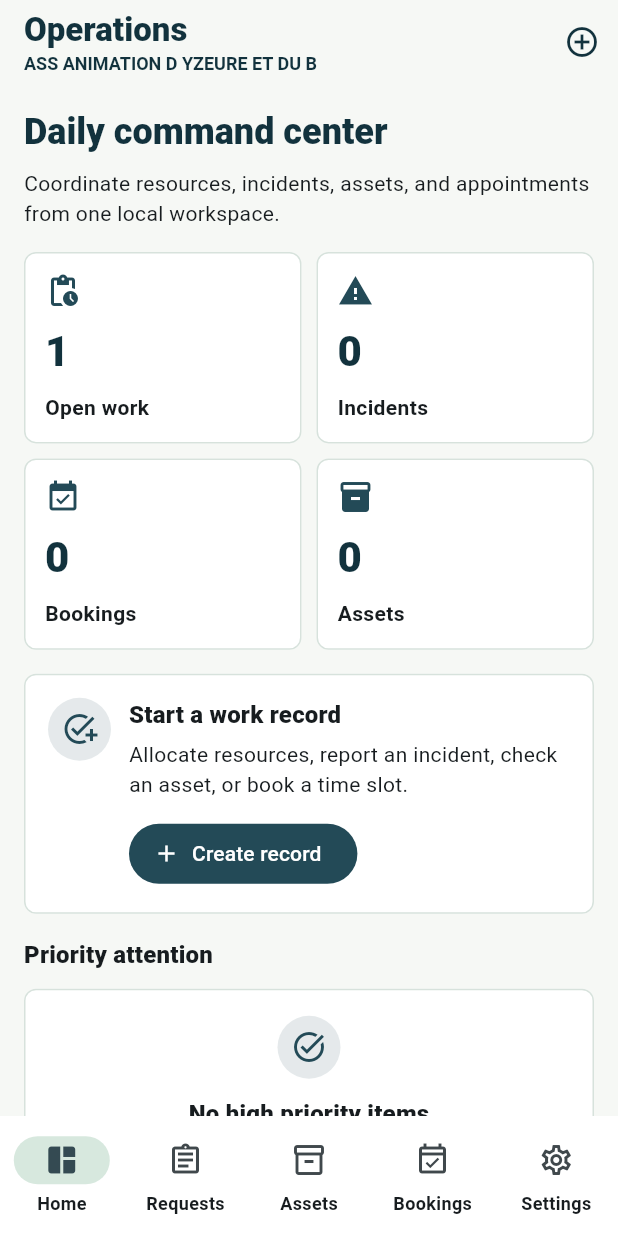
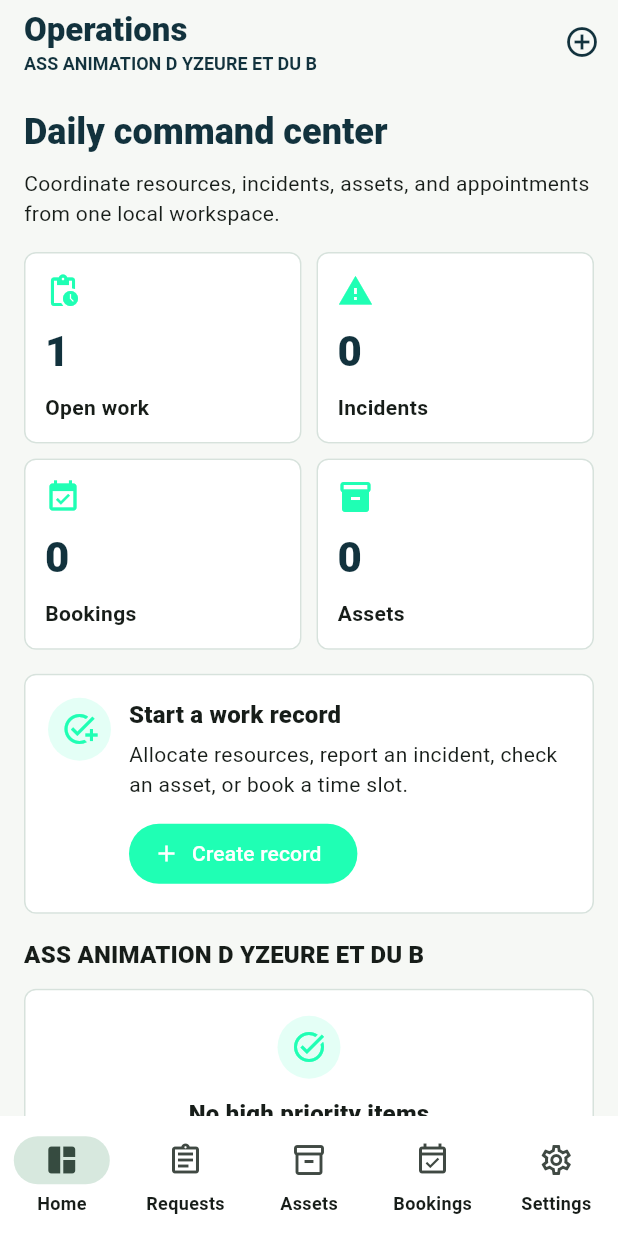
Before and after one commit to EOOrga/68d9d11a1299230338ee90ab, a Flutter app: the screen it shows after launch, on a phone screen of 412 x 824 dp. Run offline on Flutter 3.47's test engine with Material 3 defaults, Android fonts, the phone set to English and light mode, and no system bars; our stand-ins replace shared_preferences.

Commit message:
Create Flutter variant com.tibari.assopsyzeure

```diff
--- a/lib/main.dart
+++ b/lib/main.dart
@@ -17,8 +17,8 @@
 
   @override
   Widget build(BuildContext context) {
-    const primary = Color(0xFF234A57);
-    const secondary = Color(0xFFB86A3E);
+    const primary = Color(0xFF1FFFB4);
+    const secondary = Color(0xFF1FDAFF);
     const surface = Color(0xFFF6F8F5);
 
     final scheme =
@@ -327,7 +327,7 @@
         ActionPanel(onCreate: onCreate),
         const SizedBox(height: 16),
         SectionHeader(
-          title: 'Priority attention',
+          title: 'ASS ANIMATION D YZEURE ET DU B',
           actionLabel: urgent.isEmpty ? null : '${urgent.length} active',
         ),
         if (urgent.isEmpty)
--- a/pubspec.yaml
+++ b/pubspec.yaml
@@ -1,4 +1,4 @@
-name: ass_ops_yzeure
+name: assopsyzeure
 description: "Local operations workspace for ASS ANIMATION D YZEURE ET DU B."
 publish_to: 'none'
 version: 1.0.0+1
@@ -23,8 +23,8 @@
   ios: false
   image_path: "docs/icon.png"
   min_sdk_android: 23
-  adaptive_icon_background: "#f6f8f5"
-  adaptive_icon_foreground: "docs/icon.png"
+  adaptive_icon_background: "#1F6AFF"
+  adaptive_icon_foreground: docs/icon.png
 
 flutter:
   uses-material-design: true
```
Also changed, not shown: docs/icon.png, 12 other files.
